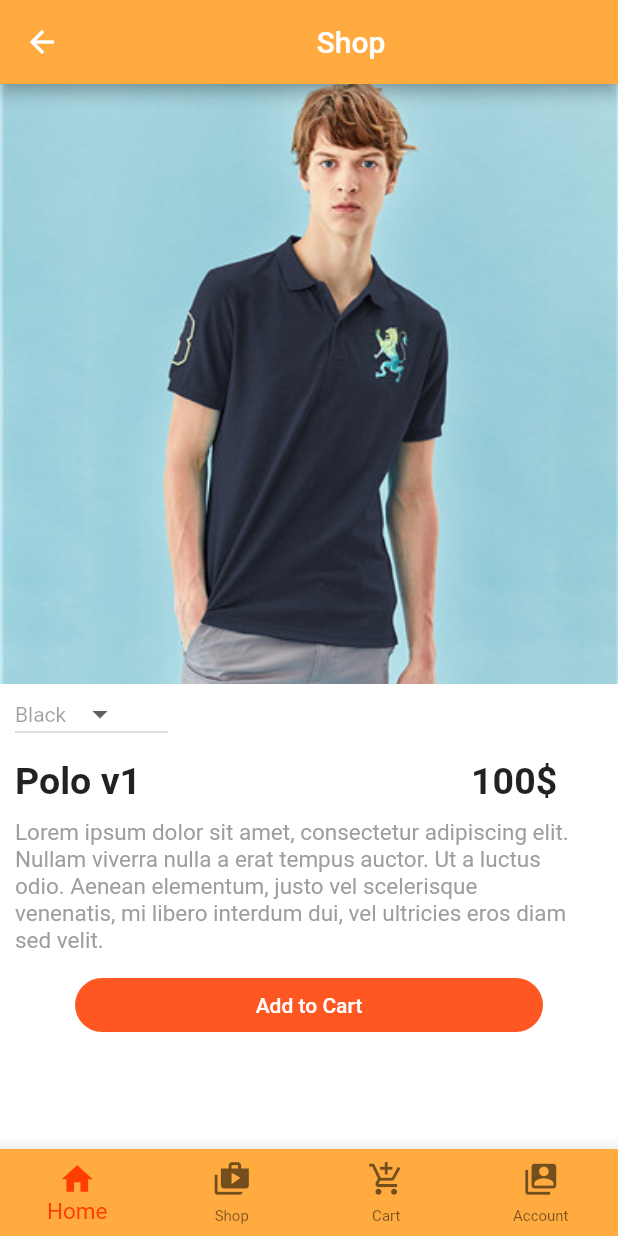
After one commit to HabibHadmy99/closet-map-new, a Flutter app: the ItemDetailScreen screen opened directly, on a phone screen of 412 x 824 dp. The commit adds this screen. Run offline on Flutter 3.47's test engine with Material 2 defaults, Android fonts, the light colour scheme and no system bars; our stand-ins replace circular_profile_avatar, flutter_svg; network calls fail.

Commit message:
item detail v1

```diff
--- /dev/null
+++ b/lib/screen/item_detail.dart
@@ -0,0 +1,129 @@
+import 'package:closet_map/List/list.dart';
+import 'package:closet_map/nav_bar/CustomAppBar.dart';
+import 'package:flutter/material.dart';
+
+class ItemDetailScreen extends StatelessWidget {
+  static Route<dynamic> route() =>
+      MaterialPageRoute(builder: (_) => ItemDetailScreen());
+
+  @override
+  Widget build(BuildContext context) {
+    return Scaffold(
+      appBar: AppBar(
+        backgroundColor: Colors.orangeAccent,
+        title: new Center(child: new Text("Shop", textAlign: TextAlign.center)),
+      ),
+      backgroundColor: Colors.white,
+      bottomNavigationBar: CustomAppBar(),
+      body: SingleChildScrollView(
+        child: Container(
+          padding: EdgeInsets.all(0),
+          child: Column(
+            children: <Widget>[
+              Container(
+                height: 1000,
+                child: ListView(
+                    scrollDirection: Axis.vertical,
+                    children: <Widget>[
+                      Container(
+                  //image container
+                  height: 400,
+                  width: double.infinity,
+                  decoration: BoxDecoration(
+                      image: DecorationImage(
+                          image: AssetImage(shirts[0]['image']),
+                          fit: BoxFit.cover)),
+                ),
+                Container( //dropdowns
+                child: ListBody(
+                  children: <Widget>[
+
+                    Container(//dropdown1
+                      margin: EdgeInsets.only(right: 300,left:10),
+                      height: 40,
+                      width: 30,
+                      child: MyStatefulWidget(),
+                    )
+                  ],
+                )
+              ),
+              Container(//title & price
+                 padding: EdgeInsets.all(10),
+                height: 50,
+                child: Row(children: [
+                  Container(
+                    alignment: Alignment.centerLeft,
+                    child: Text(shirts[0]['name'],
+                      style: TextStyle(fontSize: 25,fontWeight: FontWeight.bold)),
+                  ),
+                  Container(
+                    margin: EdgeInsets.only(left: 220),
+                    alignment: Alignment.centerRight,
+                    child: Text("100\$",
+                      style: TextStyle(fontSize: 25,fontWeight: FontWeight.bold))
+                  )
+                ],
+                )
+              ),
+              Container( //description
+                 padding: EdgeInsets.only(left:10,right: 30,),
+                 child: Text('Lorem ipsum dolor sit amet, consectetur adipiscing elit. Nullam viverra nulla a erat tempus auctor. Ut a luctus odio. Aenean elementum, justo vel scelerisque venenatis, mi libero interdum dui, vel ultricies eros diam sed velit.',
+                  style: TextStyle(fontSize: 15, color: Colors.grey,)),
+              ),
+              Container( //add to cart
+                padding: EdgeInsets.only(left:50,right: 50,top: 10),
+                child: FlatButton(
+                  child: Text('Add to Cart',style: TextStyle(color: Colors.white),),
+                  color: Colors.deepOrange,
+                  shape: new RoundedRectangleBorder(borderRadius: new BorderRadius.circular(30.0)),
+                  onPressed: (){},
+                ),
+              )
+                    ],
+                )
+              ),
+
+            ],
+          ),
+        ),
+      ),
+    );
+  }
+}
+
+class MyStatefulWidget extends StatefulWidget {
+  MyStatefulWidget({Key key}) : super(key: key);
+
+  @override
+  _MyStatefulWidgetState createState() => _MyStatefulWidgetState();
+}
+
+/// This is the private State class that goes with MyStatefulWidget.
+class _MyStatefulWidgetState extends State<MyStatefulWidget> {
+  String dropdownValue = 'Black';
+
+  @override
+  Widget build(BuildContext context) {
+    return  DropdownButton<String>(
+        value: dropdownValue,
+        icon: Icon(Icons.arrow_drop_down),
+        iconSize: 24,
+        elevation: 20,
+        style: TextStyle(color: Colors.black38),
+
+        onChanged: (String newValue) {
+          setState(() {
+            dropdownValue = newValue;
+          });
+        },
+        items: <String>['Black', 'White', 'Green', 'Orange']
+            .map<DropdownMenuItem<String>>((String value) {
+          return DropdownMenuItem<String>(
+            value: value,
+            child: Text(value),
+          );
+        }).toList(),
+
+    );
+  }
+}
--- a/lib/screen/shop.dart
+++ b/lib/screen/shop.dart
@@ -1,6 +1,8 @@
 import 'package:closet_map/List/list.dart';
 import 'package:closet_map/nav_bar/CustomAppBar.dart';
 import 'package:flutter/material.dart';
+
+import 'item_detail.dart';
 
 class ShopScreen extends StatelessWidget {
   static Route<dynamic> route() =>
@@ -115,7 +117,7 @@ class ShopScreen extends StatelessWidget {
     return Hero(
       tag: brand,
       child: GestureDetector(
-        onTap: () {},
+        onTap: () {Navigator.pushReplacement(context, ItemDetailScreen.route());},
         child: Container(
           height: 250,
           width: double.infinity,
```
Also changed, not shown: pubspec.yaml (+27 -39 lines), pubspec.lock, 6 other files.
